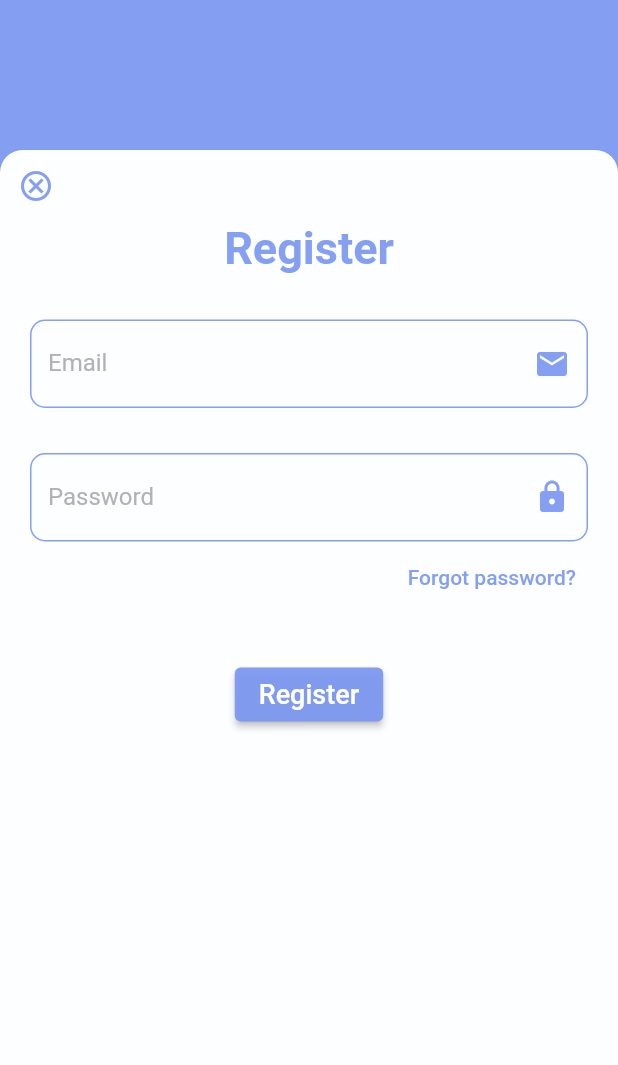
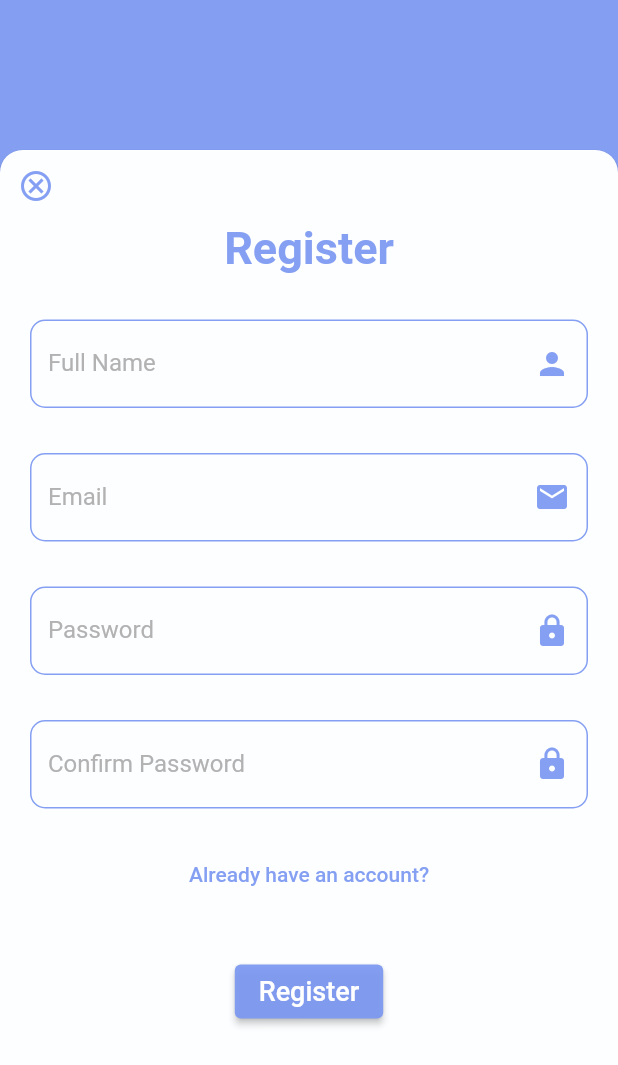
Before and after one commit to shreya2057/QuotesApp, a Flutter app: the RegisterScreen screen opened directly, on a phone screen of 412 x 824 dp. Shown: the top 1065 px of the screen. Run offline on Flutter 3.47's test engine with Material 2 defaults, Android fonts, the phone set to English and light mode, and no system bars.

Commit message:
Register Screen Updated

```diff
--- a/lib/screens/register.dart
+++ b/lib/screens/register.dart
@@ -38,6 +38,10 @@ class RegisterScreen extends StatelessWidget {
                         color: Color.fromARGB(236, 123, 152, 241)),
                   )),
                   const TextBox(
+                    label: "Full Name",
+                    icon: Icons.person,
+                  ),
+                  const TextBox(
                     label: "Email",
                     icon: Icons.mail,
                   ),
@@ -45,14 +49,17 @@ class RegisterScreen extends StatelessWidget {
                     label: "Password",
                     icon: Icons.lock,
                   ),
-                  Padding(
-                    padding: const EdgeInsets.only(right: 20),
-                    child: Align(
-                      alignment: Alignment.centerRight,
+                  const TextBox(
+                    label: "Confirm Password",
+                    icon: Icons.lock,
+                  ),
+                  Center(
+                    child: Padding(
+                      padding: const EdgeInsets.only(top: 20),
                       child: TextButton(
                           onPressed: () {},
                           child: const Text(
-                            "Forgot password?",
+                            "Already have an account?",
                             style: TextStyle(
                               color: Color.fromARGB(236, 123, 152, 241),
                             ),
```
